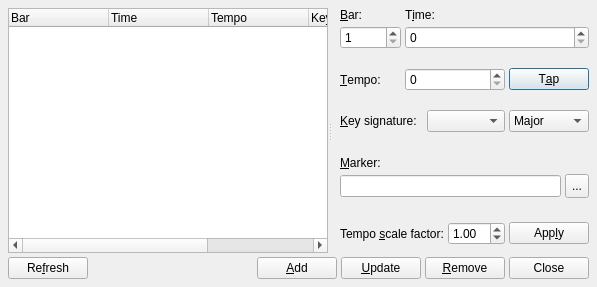
Qt form src/qtractorTimeScaleForm.ui (rncbc/qtractor) before a commit.
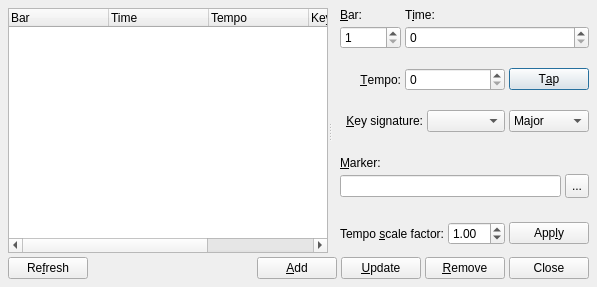
The same form after that commit. Icons and pictures are not drawn. Custom widgets are drawn as their Qt base class.

Commit message: - Time-scale dialog: try with right-aligned field labels.

```diff
--- a/src/qtractorTimeScaleForm.ui
+++ b/src/qtractorTimeScaleForm.ui
@@ -198,6 +198,9 @@
          <property name="text">
           <string>&amp;Tempo:</string>
          </property>
+         <property name="alignment">
+          <set>Qt::AlignRight|Qt::AlignVCenter</set>
+         </property>
          <property name="buddy">
           <cstring>TempoSpinBox</cstring>
          </property>
@@ -244,6 +247,9 @@
          <property name="text">
           <string>&amp;Key signature:</string>
          </property>
+         <property name="alignment">
+          <set>Qt::AlignRight|Qt::AlignVCenter</set>
+         </property>
          <property name="buddy">
           <cstring>KeySignatureAccidentalsComboBox</cstring>
          </property>
@@ -352,6 +358,9 @@
          <property name="text">
           <string>Tempo &amp;scale factor:</string>
          </property>
+         <property name="alignment">
+          <set>Qt::AlignRight|Qt::AlignVCenter</set>
+         </property>
          <property name="buddy">
           <cstring>TempoFactorSpinBox</cstring>
          </property>
```
The commit also changes 8 other files.
